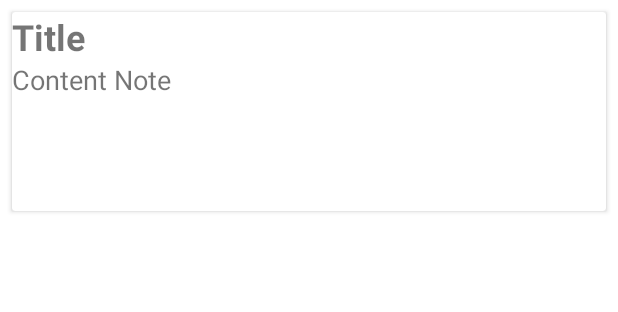
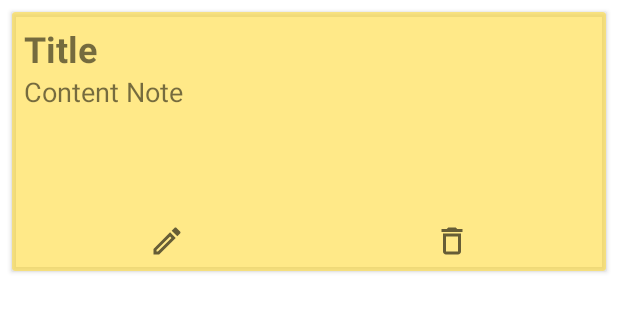
Before and after one commit to Jonathan-ulises/BlocN, an Android app: the layout note_item_row.xml on its own in the app's theme, with its tools: preview values and no code run, on a phone screen of 412 x 824 dp. Shown: the top 312 px of the screen. Run offline under Robolectric (Android 15) with nearby library versions, the phone set to English and light mode, and no system bars; Roboto replaces fonts that are not available here.

Commit message:
Design modified and image button implemented

```diff
--- a/app/src/main/res/layout/note_item_row.xml
+++ b/app/src/main/res/layout/note_item_row.xml
@@ -12,7 +12,7 @@
         android:layout_marginTop="8dp"
         android:layout_marginEnd="8dp"
         android:layout_marginBottom="16dp"
-        android:background="@drawable/background_row_note"
+        app:cardBackgroundColor="@color/color_note"
         app:layout_constraintBottom_toBottomOf="parent"
         app:layout_constraintEnd_toEndOf="parent"
         app:layout_constraintStart_toStartOf="parent"
@@ -21,6 +21,7 @@
         <LinearLayout
             android:layout_width="match_parent"
             android:layout_height="wrap_content"
+            android:layout_margin="8dp"
             android:orientation="vertical">
 
             <TextView
@@ -38,6 +39,28 @@
                 android:layout_height="100dp"
                 android:text="Content Note"
                 android:textSize="18sp" />
+
+            <LinearLayout
+                android:layout_width="match_parent"
+                android:layout_height="match_parent"
+                android:orientation="horizontal">
+
+                <ImageButton
+                    android:id="@+id/imgbtnEdit"
+                    android:layout_width="match_parent"
+                    android:layout_height="match_parent"
+                    android:layout_weight="1"
+                    android:background="#00FFFFFF"
+                    app:srcCompat="@drawable/outline_edit_24" />
+
+                <ImageButton
+                    android:id="@+id/imgbtnDelete"
+                    android:layout_width="match_parent"
+                    android:layout_height="match_parent"
+                    android:layout_weight="1"
+                    android:background="#00FFFFFF"
+                    app:srcCompat="@drawable/outline_delete_24" />
+            </LinearLayout>
         </LinearLayout>
     </androidx.cardview.widget.CardView>
 </androidx.constraintlayout.widget.ConstraintLayout>
```
